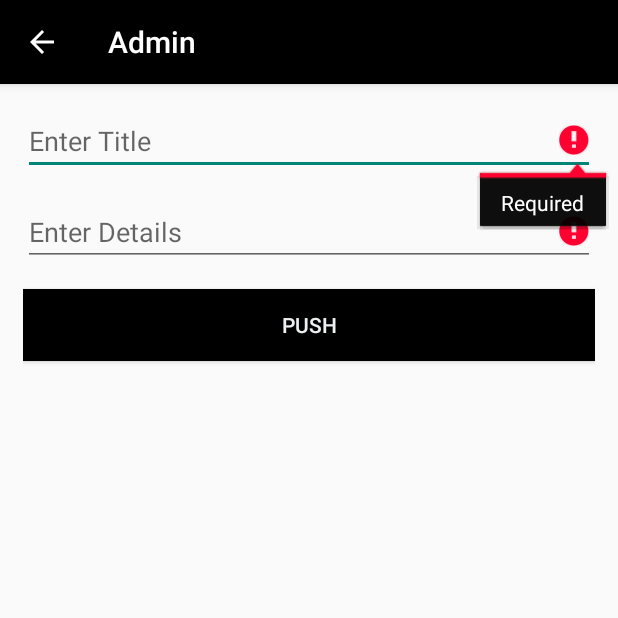
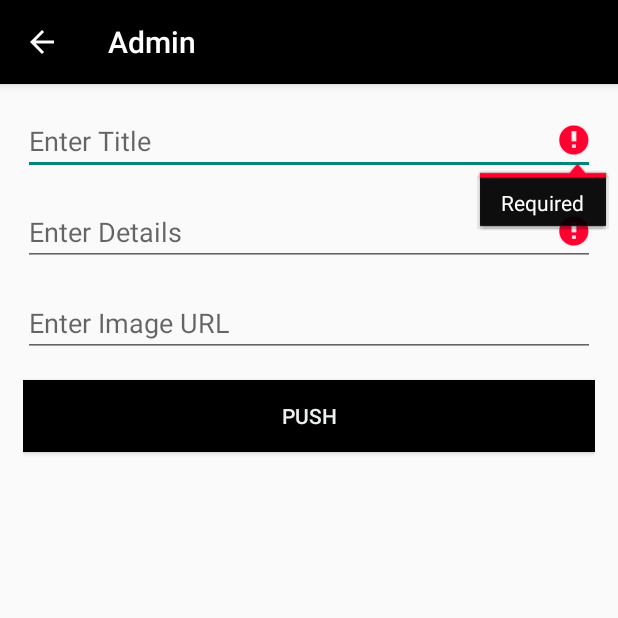
Before and after one commit to LUGM/LUGMNotifier, an Android app: the AdminActivity screen opened directly, with no data from a screen before it, after a tap on "PUSH", on a phone screen of 412 x 824 dp, the top half of it. Run offline under Robolectric (Android 15) with nearby library versions, the phone set to English and light mode, and no system bars.

Commit message:
Added Images in Notifications

```diff
--- a/app/src/main/AndroidManifest.xml
+++ b/app/src/main/AndroidManifest.xml
@@ -40,6 +40,7 @@
             android:name=".AdminActivity"
             android:label="@string/title_activity_admin"
             android:parentActivityName=".HomeActivity">
+
             <meta-data
                 android:name="android.support.PARENT_ACTIVITY"
                 android:value=".HomeActivity" />
--- a/app/src/main/java/chipset/lugmnotifier/AdminActivity.java
+++ b/app/src/main/java/chipset/lugmnotifier/AdminActivity.java
@@ -3,7 +3,6 @@ package chipset.lugmnotifier;
 import android.app.ProgressDialog;
 import android.os.Bundle;
 import android.support.v7.app.ActionBarActivity;
-import android.view.MenuItem;
 import android.view.View;
 import android.widget.Button;
 import android.widget.EditText;
@@ -21,14 +20,15 @@ import de.keyboardsurfer.android.widget.crouton.Style;
 
 import static chipset.lugmnotifier.resources.Constants.KEY_CLASS_NOTIFICATION;
 import static chipset.lugmnotifier.resources.Constants.KEY_DETAIL;
+import static chipset.lugmnotifier.resources.Constants.KEY_IMAGE;
 import static chipset.lugmnotifier.resources.Constants.KEY_TITLE;
 
 
 public class AdminActivity extends ActionBarActivity {
 
-    String title, detail;
+    String title, detail, image;
     Button sendPushButton;
-    EditText pushNotificationTitleEditText, pushNotificationDetailEditText;
+    EditText pushNotificationTitleEditText, pushNotificationDetailEditText, pushNotificationImageEditText;
     Functions functions = new Functions();
     ProgressDialog progressDialog;
 
@@ -43,6 +43,7 @@ public class AdminActivity extends ActionBarActivity {
         sendPushButton = (Button) findViewById(R.id.sendPushButton);
         pushNotificationTitleEditText = (EditText) findViewById(R.id.pushNotificationTitleEditText);
         pushNotificationDetailEditText = (EditText) findViewById(R.id.pushNotificationDetailEditText);
+        pushNotificationImageEditText = (EditText) findViewById(R.id.pushNotificationImageEditText);
 
         sendPushButton.setOnClickListener(new View.OnClickListener() {
             @Override
@@ -50,6 +51,9 @@ public class AdminActivity extends ActionBarActivity {
                 if (functions.isConnected(getApplicationContext())) {
                     title = pushNotificationTitleEditText.getText().toString();
                     detail = pushNotificationDetailEditText.getText().toString();
+                    image = pushNotificationImageEditText.getText().toString();
+                    if (image.isEmpty())
+                        image = "null";
                     if (title.isEmpty())
                         pushNotificationTitleEditText.setError("Required");
                     if (detail.isEmpty())
@@ -61,6 +65,7 @@ public class AdminActivity extends ActionBarActivity {
                         ParseObject notification = new ParseObject(KEY_CLASS_NOTIFICATION);
                         notification.put(KEY_TITLE, title);
                         notification.put(KEY_DETAIL, detail);
+                        notification.put(KEY_IMAGE, image);
                         notification.saveInBackground(new SaveCallback() {
                             @Override
                             public void done(ParseException e) {
@@ -99,13 +104,4 @@ public class AdminActivity extends ActionBarActivity {
         ParseUser.logOut();
         super.onPause();
     }
-
-    @Override
-    public boolean onOptionsItemSelected(MenuItem item) {
-        // Handle action bar item clicks here. The action bar will
-        // automatically handle clicks on the Home/Up button, so long
-        // as you specify a parent activity in AndroidManifest.xml.
-
-        return super.onOptionsItemSelected(item);
-    }
 }
--- a/app/src/main/java/chipset/lugmnotifier/resources/Constants.java
+++ b/app/src/main/java/chipset/lugmnotifier/resources/Constants.java
@@ -5,10 +5,11 @@ package chipset.lugmnotifier.resources;
  */
 public class Constants {
 
-    public static String APPLICATION_ID = "APPLICATION_ID";
-    public static String CLIENT_KEY = "CLIENT_KEY";
+    public static String APPLICATION_ID = "wPBqAPFLBuSms7zJ5z3d3xWjV5VBMCXQNwpBaJRO";
+    public static String CLIENT_KEY = "4GjHWzJlDMNp8s2yvP8U5PCjkhVNIMrV6QfI8S1O";
 
     public static String KEY_TITLE = "title";
+    public static String KEY_IMAGE = "image";
     public static String KEY_CLASS_NOTIFICATION = "Notifications";
     public static String KEY_DETAIL = "detail";
     public static String KEY_SHOW = "show";
--- a/app/src/main/java/chipset/lugmnotifier/resources/Functions.java
+++ b/app/src/main/java/chipset/lugmnotifier/resources/Functions.java
@@ -168,7 +168,7 @@ public class Functions {
     /*
      * Function to start browser intent
      */
-    public void browerIntent(Context context, String url) {
+    public void broswerIntent(Context context, String url) {
         context.startActivity(new Intent(Intent.ACTION_VIEW).setData(Uri.parse(url)));
     }
 }
--- a/app/src/main/res/layout/activity_admin.xml
+++ b/app/src/main/res/layout/activity_admin.xml
@@ -17,11 +17,19 @@
         android:layout_marginTop="@dimen/activity_horizontal_margin"
         android:hint="@string/detail" />
 
+    <EditText
+        android:id="@+id/pushNotificationImageEditText"
+        android:layout_width="match_parent"
+        android:layout_height="wrap_content"
+        android:layout_below="@id/pushNotificationDetailEditText"
+        android:layout_marginTop="@dimen/activity_horizontal_margin"
+        android:hint="@string/image" />
+
     <Button
         android:id="@+id/sendPushButton"
         android:layout_width="match_parent"
         android:layout_height="wrap_content"
-        android:layout_below="@id/pushNotificationDetailEditText"
+        android:layout_below="@id/pushNotificationImageEditText"
         android:layout_marginTop="@dimen/activity_horizontal_margin"
         android:background="@color/black"
         android:text="@string/send_push"
--- a/app/src/main/res/values/strings.xml
+++ b/app/src/main/res/values/strings.xml
@@ -11,6 +11,7 @@
     <string name="send_push">PUSH</string>
     <string name="title">Enter Title</string>
     <string name="detail">Enter Details</string>
+    <string name="image">Enter Image URL</string>
 
 
 
--- a/swipetorefresh/build.gradle
+++ b/swipetorefresh/build.gradle
@@ -2,7 +2,7 @@ apply plugin: 'com.android.library'
 
 android {
     compileSdkVersion 21
-    buildToolsVersion "21.0.0"
+    buildToolsVersion "21.0.2"
 
     defaultConfig {
         minSdkVersion 8
@@ -19,6 +19,6 @@ android {
 }
 
 dependencies {
-    compile 'com.android.support:support-v4:21+'
     compile fileTree(dir: 'libs', include: ['*.jar'])
+    compile 'com.android.support:support-v4:21.0.0'
 }
```
Also changed, not shown: app/build.gradle (+7 -6 lines), app/src/main/java/chipset/lugmnotifier/HomeActivity.java (+7 -6 lines), app/src/main/java/chipset/lugmnotifier/resources/NotificationListViewAdapter.java (+12 -1 lines), app/src/main/res/layout/notification_list_item.xml (+10 -2 lines), 1 other file.
